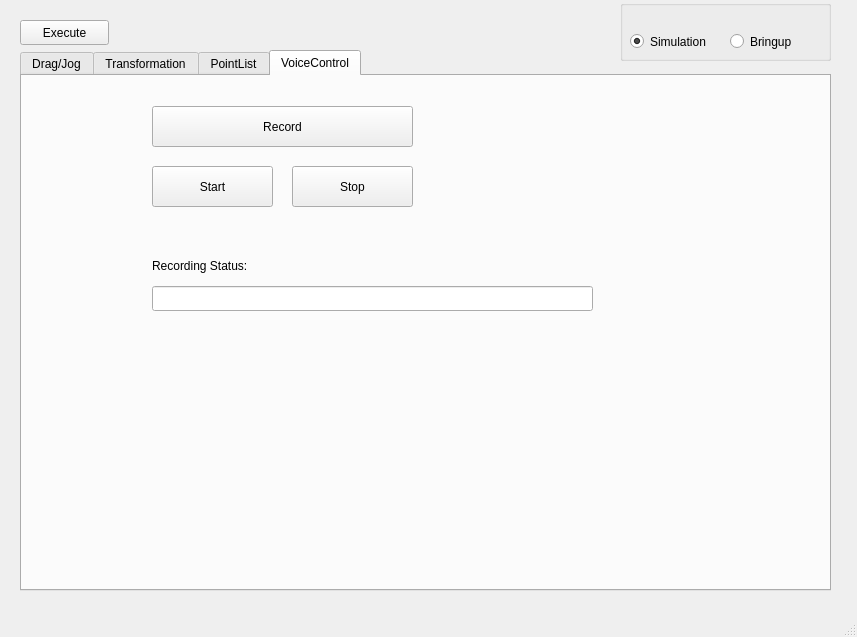
Old version of the form rtp_gui/src/gui/mainwindow.ui in the repository wumin199/KeMotion-ROS-Teach-Pendant.
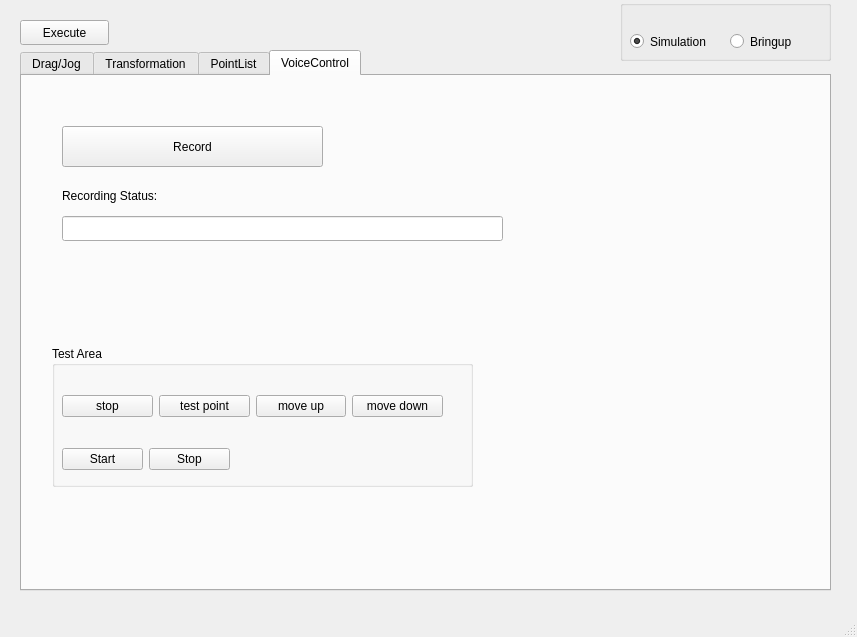
New version of the form.

Commit message: add voice control function in bring up mode; update readme file

The edit to the form file:
```diff
--- a/rtp_gui/src/gui/mainwindow.ui
+++ b/rtp_gui/src/gui/mainwindow.ui
@@ -1799,24 +1799,11 @@
      <attribute name="title">
       <string>VoiceControl</string>
      </attribute>
-     <widget class="QPushButton" name="button_voice_control_start">
-      <property name="geometry">
-       <rect>
-        <x>130</x>
-        <y>90</y>
-        <width>121</width>
-        <height>41</height>
-       </rect>
-      </property>
-      <property name="text">
-       <string>Start</string>
-      </property>
-     </widget>
      <widget class="QLabel" name="label_43">
       <property name="geometry">
        <rect>
-        <x>130</x>
-        <y>180</y>
+        <x>40</x>
+        <y>110</y>
         <width>131</width>
         <height>21</height>
        </rect>
@@ -1828,8 +1815,8 @@
      <widget class="QLineEdit" name="lineedit_echo_words">
       <property name="geometry">
        <rect>
-        <x>130</x>
-        <y>210</y>
+        <x>40</x>
+        <y>140</y>
         <width>441</width>
         <height>25</height>
        </rect>
@@ -1838,24 +1825,11 @@
        <bool>true</bool>
       </property>
      </widget>
-     <widget class="QPushButton" name="button_voice_control_stop">
-      <property name="geometry">
-       <rect>
-        <x>270</x>
-        <y>90</y>
-        <width>121</width>
-        <height>41</height>
-       </rect>
-      </property>
-      <property name="text">
-       <string>Stop</string>
-      </property>
-     </widget>
      <widget class="QPushButton" name="button_voice_control">
       <property name="geometry">
        <rect>
-        <x>130</x>
-        <y>30</y>
+        <x>40</x>
+        <y>50</y>
         <width>261</width>
         <height>41</height>
        </rect>
@@ -1864,6 +1838,88 @@
        <string>Record</string>
       </property>
      </widget>
+     <widget class="QGroupBox" name="gb_voice_control_test">
+      <property name="geometry">
+       <rect>
+        <x>30</x>
+        <y>270</y>
+        <width>421</width>
+        <height>141</height>
+       </rect>
+      </property>
+      <property name="title">
+       <string>Test Area</string>
+      </property>
+      <widget class="QWidget" name="">
+       <property name="geometry">
+        <rect>
+         <x>10</x>
+         <y>30</y>
+         <width>381</width>
+         <height>61</height>
+        </rect>
+       </property>
+       <layout class="QHBoxLayout" name="horizontalLayout">
+        <item>
+         <widget class="QPushButton" name="pb_stop">
+          <property name="enabled">
+           <bool>true</bool>
+          </property>
+          <property name="text">
+           <string>stop</string>
+          </property>
+         </widget>
+        </item>
+        <item>
+         <widget class="QPushButton" name="pb_testpoint">
+          <property name="text">
+           <string>test point</string>
+          </property>
+         </widget>
+        </item>
+        <item>
+         <widget class="QPushButton" name="pb_moveup">
+          <property name="text">
+           <string>move up</string>
+          </property>
+         </widget>
+        </item>
+        <item>
+         <widget class="QPushButton" name="pb_movedown">
+          <property name="text">
+           <string>move down</string>
+          </property>
+         </widget>
+        </item>
+       </layout>
+      </widget>
+      <widget class="QWidget" name="">
+       <property name="geometry">
+        <rect>
+         <x>10</x>
+         <y>100</y>
+         <width>168</width>
+         <height>27</height>
+        </rect>
+       </property>
+       <layout class="QHBoxLayout" name="horizontalLayout_2">
+        <item>
+         <widget class="QPushButton" name="button_voice_control_start">
+          <property name="text">
+           <string>Start</string>
+          </property>
+         </widget>
+        </item>
+        <item>
+         <widget class="QPushButton" name="button_voice_control_stop">
+          <property name="text">
+           <string>Stop</string>
+          </property>
+         </widget>
+        </item>
+       </layout>
+      </widget>
+     </widget>
     </widget>
    </widget>
    <widget class="QPushButton" name="button_execute">
```
The commit also changes 11 other files.
